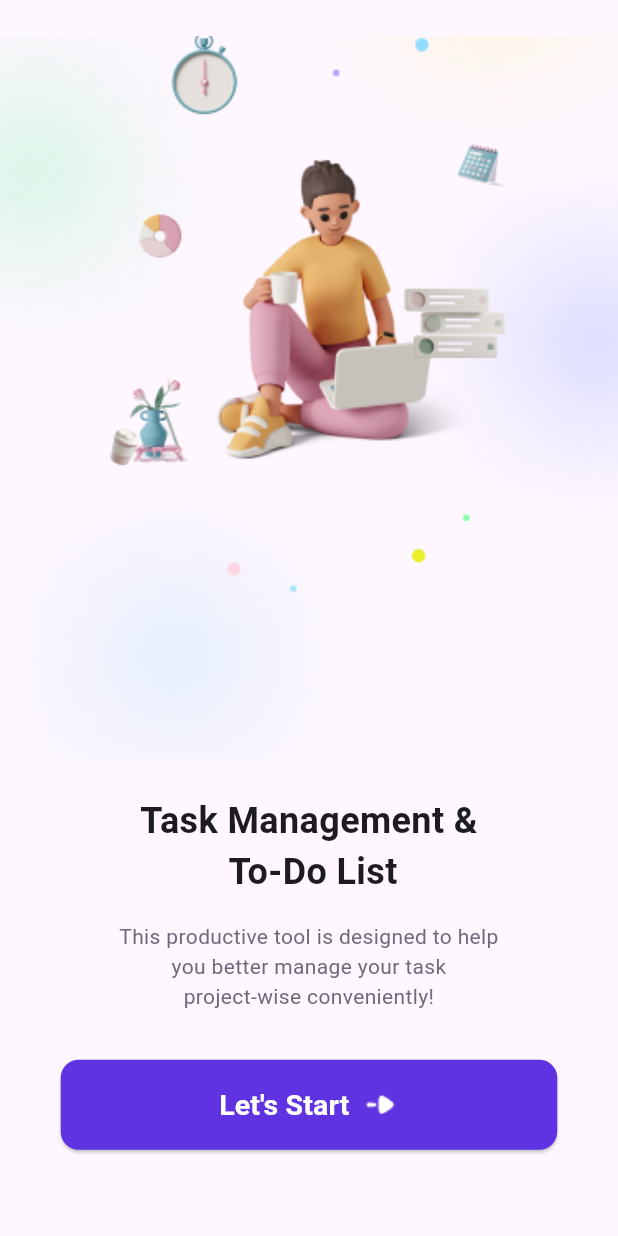
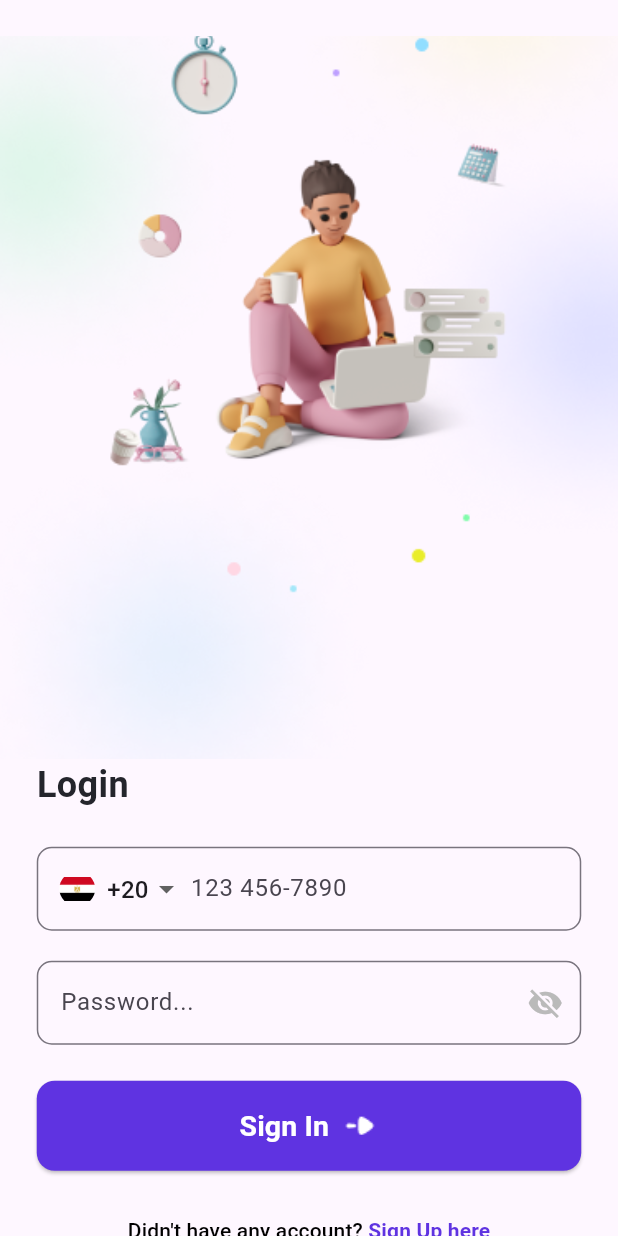
Before and after one commit to omarshaf3y/Tasky-app, a Flutter app: the screen it shows after launch, after a tap on "Let's Start", on a phone screen of 412 x 824 dp. Run offline on Flutter 3.47's test engine with Material 3 defaults, Android fonts, the phone set to English and light mode, and no system bars; our stand-ins replace go_router.

Commit message:
finish login screen

```diff
--- a/lib/core/utils/app_router.dart
+++ b/lib/core/utils/app_router.dart
@@ -1,9 +1,11 @@
 import 'package:go_router/go_router.dart';
+import 'package:tasky/features/login/presentation/views/login_view.dart';
 import 'package:tasky/features/onboarding/presentation/views/onboarding_view.dart';
 import 'package:tasky/features/splash/presentation/views/splash_view.dart';
 
 abstract class AppRouter {
-  static const kHomeView = '/homeView';
+  static const kOnBoarding = '/onBoarding';
+  static const kLoginView = '/loginView';
   static final router = GoRouter(
     routes: [
       GoRoute(
@@ -11,8 +13,12 @@ abstract class AppRouter {
         builder: (context, state) => const SplashView(),
       ),
       GoRoute(
-        path: kHomeView,
+        path: kOnBoarding,
         builder: (context, state) => const OnBoardingView(),
+      ),
+      GoRoute(
+        path: kLoginView,
+        builder: (context, state) => const LoginView(),
       ),
     ],
   );
--- /dev/null
+++ b/lib/features/login/presentation/views/login_view.dart
@@ -0,0 +1,14 @@
+import 'package:flutter/material.dart';
+import 'package:tasky/features/login/presentation/views/widgets/login_view_body.dart';
+
+class LoginView extends StatelessWidget {
+  const LoginView({super.key});
+
+  @override
+  Widget build(BuildContext context) {
+    return const Scaffold(
+      resizeToAvoidBottomInset: true,
+      body: SingleChildScrollView(child: LoginViewBody()),
+    );
+  }
+}
--- /dev/null
+++ b/lib/features/login/presentation/views/widgets/country_drop_down.dart
@@ -0,0 +1,46 @@
+import 'package:flutter/material.dart';
+
+class CountryDropdown extends StatelessWidget {
+  final String selectedCountryCode;
+  final ValueChanged<String> onChanged;
+
+  const CountryDropdown({
+    super.key,
+    required this.selectedCountryCode,
+    required this.onChanged,
+  });
+
+  @override
+  Widget build(BuildContext context) {
+    return DropdownButton<String>(
+      value: selectedCountryCode,
+      onChanged: (String? newValue) {
+        onChanged(newValue!);
+      },
+      items: <String>['+20', '+1', '+44', '+91']
+          .map<DropdownMenuItem<String>>((String value) {
+        return DropdownMenuItem<String>(
+          value: value,
+          child: Padding(
+            padding: const EdgeInsets.only(left: 15, top: 13, bottom: 13),
+            child: Row(
+              children: [
+                ClipRRect(
+                  borderRadius: BorderRadius.circular(16),
+                  child: Image.asset(
+                    'assets/img/FlagofEgypt.png',
+                    width: 24,
+                    height: 24,
+                  ),
+                ),
+                const SizedBox(width: 8),
+                Text(value),
+              ],
+            ),
+          ),
+        );
+      }).toList(),
+      underline: const SizedBox(),
+    );
+  }
+}
--- /dev/null
+++ b/lib/features/login/presentation/views/widgets/login_form.dart
@@ -0,0 +1,62 @@
+import 'package:flutter/material.dart';
+import 'package:go_router/go_router.dart';
+import 'package:tasky/core/utils/app_router.dart';
+import 'package:tasky/features/login/presentation/views/widgets/pass_field.dart';
+import 'package:tasky/features/login/presentation/views/widgets/phone_number_field.dart';
+import 'package:tasky/features/login/presentation/views/widgets/signup_text.dart';
+import 'package:tasky/features/onboarding/presentation/views/widgets/custom_button.dart';
+
+class LoginForm extends StatefulWidget {
+  const LoginForm({super.key});
+
+  @override
+  State<LoginForm> createState() => _LoginFormState();
+}
+
+class _LoginFormState extends State<LoginForm> {
+  String _selectedCountryCode = '+20';
+  bool _isPasswordVisible = false;
+
+  @override
+  Widget build(BuildContext context) {
+    return Padding(
+      padding: const EdgeInsets.all(24.5),
+      child: Center(
+        child: Column(
+          mainAxisAlignment: MainAxisAlignment.center,
+          children: [
+            PhoneNumberField(
+              selectedCountryCode: _selectedCountryCode,
+              onCountryCodeChanged: (newValue) {
+                setState(() {
+                  _selectedCountryCode = newValue;
+                });
+              },
+            ),
+            const SizedBox(height: 20),
+            PasswordField(
+              isPasswordVisible: _isPasswordVisible,
+              onToggleVisibility: () {
+                setState(() {
+                  _isPasswordVisible = !_isPasswordVisible;
+                });
+              },
+            ),
+            const SizedBox(height: 24),
+            SizedBox(
+              width: 400,
+              child: CustomButton(
+                textButton: 'Sign In',
+                onPressed: () {
+                  GoRouter.of(context).push(AppRouter.kLoginView);
+                },
+              ),
+            ),
+            const SizedBox(height: 16),
+            const SignUpText(),
+          ],
+        ),
+      ),
+    );
+  }
+}
--- /dev/null
+++ b/lib/features/login/presentation/views/widgets/login_view_body.dart
@@ -0,0 +1,36 @@
+import 'package:flutter/material.dart';
+import 'package:tasky/features/login/presentation/views/widgets/login_form.dart';
+
+class LoginViewBody extends StatelessWidget {
+  const LoginViewBody({super.key});
+
+  @override
+  Widget build(BuildContext context) {
+    return Column(
+      crossAxisAlignment: CrossAxisAlignment.start,
+      children: [
+        const SizedBox(height: 24),
+        Image.asset(
+          'assets/img/Frame 4.png',
+          width: double.infinity,
+          height: 482,
+          fit: BoxFit.fitWidth,
+        ),
+        const Padding(
+          padding: EdgeInsets.symmetric(horizontal: 24.5),
+          child: SizedBox(
+            child: Text(
+              'Login',
+              style: TextStyle(
+                fontWeight: FontWeight.w700,
+                fontSize: 24,
+                color: Color(0xff24252C),
+              ),
+            ),
+          ),
+        ),
+        const LoginForm(),
+      ],
+    );
+  }
+}
--- /dev/null
+++ b/lib/features/login/presentation/views/widgets/pass_field.dart
@@ -0,0 +1,32 @@
+import 'package:flutter/material.dart';
+
+class PasswordField extends StatelessWidget {
+  final bool isPasswordVisible;
+  final VoidCallback onToggleVisibility;
+
+  const PasswordField({
+    super.key,
+    required this.isPasswordVisible,
+    required this.onToggleVisibility,
+  });
+
+  @override
+  Widget build(BuildContext context) {
+    return TextFormField(
+      obscureText: !isPasswordVisible,
+      decoration: InputDecoration(
+        hintText: 'Password...',
+        suffixIcon: IconButton(
+          icon: Icon(
+            isPasswordVisible ? Icons.visibility : Icons.visibility_off,
+            color: const Color(0xffBABABA),
+          ),
+          onPressed: onToggleVisibility,
+        ),
+        border: OutlineInputBorder(
+          borderRadius: BorderRadius.circular(10),
+        ),
+      ),
+    );
+  }
+}
--- /dev/null
+++ b/lib/features/login/presentation/views/widgets/phone_number_field.dart
@@ -0,0 +1,30 @@
+import 'package:flutter/material.dart';
+import 'package:tasky/features/login/presentation/views/widgets/country_drop_down.dart';
+
+class PhoneNumberField extends StatelessWidget {
+  final String selectedCountryCode;
+  final ValueChanged<String> onCountryCodeChanged;
+
+  const PhoneNumberField({
+    super.key,
+    required this.selectedCountryCode,
+    required this.onCountryCodeChanged,
+  });
+
+  @override
+  Widget build(BuildContext context) {
+    return TextFormField(
+      keyboardType: TextInputType.phone,
+      decoration: InputDecoration(
+        prefixIcon: CountryDropdown(
+          selectedCountryCode: selectedCountryCode,
+          onChanged: onCountryCodeChanged,
+        ),
+        hintText: '123 456-7890',
+        border: OutlineInputBorder(
+          borderRadius: BorderRadius.circular(10),
+        ),
+      ),
+    );
+  }
+}
--- /dev/null
+++ b/lib/features/login/presentation/views/widgets/signup_text.dart
@@ -0,0 +1,33 @@
+import 'package:flutter/material.dart';
+import 'package:go_router/go_router.dart';
+import 'package:tasky/core/utils/app_router.dart';
+
+class SignUpText extends StatelessWidget {
+  const SignUpText({super.key});
+
+  @override
+  Widget build(BuildContext context) {
+    return TextButton(
+      onPressed: () {
+        // GoRouter.of(context).pop(AppRouter.kOnBoarding);
+      },
+      child: const Text.rich(
+        TextSpan(
+          text: "Didn't have any account? ",
+          style: TextStyle(color: Colors.black),
+          children: [
+            TextSpan(
+              text: "Sign Up here",
+              style: TextStyle(
+                color: Color(0xff5F33E1),
+                fontWeight: FontWeight.w700,
+                decoration: TextDecoration.underline,
+                fontSize: 14,
+              ),
+            ),
+          ],
+        ),
+      ),
+    );
+  }
+}
--- /dev/null
+++ b/lib/features/onboarding/presentation/views/widgets/custom_button.dart
@@ -0,0 +1,41 @@
+import 'package:flutter/material.dart';
+
+class CustomButton extends StatelessWidget {
+  final String textButton;
+  final VoidCallback onPressed;
+  const CustomButton({
+    super.key,
+    required this.textButton,
+    required this.onPressed,
+  });
+
+  @override
+  Widget build(BuildContext context) {
+    return ElevatedButton(
+      onPressed: onPressed,
+      style: ElevatedButton.styleFrom(
+        backgroundColor: const Color(0xff5F33E1),
+        fixedSize: const Size(331, 60),
+        padding: const EdgeInsets.symmetric(horizontal: 40, vertical: 16),
+        shape: RoundedRectangleBorder(
+          borderRadius: BorderRadius.circular(12),
+        ),
+      ),
+      child: Row(
+        mainAxisAlignment: MainAxisAlignment.center,
+        children: [
+          Text(
+            textButton,
+            style: const TextStyle(
+              color: Colors.white,
+              fontSize: 19,
+              fontWeight: FontWeight.w700,
+            ),
+          ),
+          const SizedBox(width: 8),
+          Image.asset('assets/img/Arrow - Left.png'),
+        ],
+      ),
+    );
+  }
+}
--- a/lib/features/onboarding/presentation/views/widgets/onboarding_view_body.dart
+++ b/lib/features/onboarding/presentation/views/widgets/onboarding_view_body.dart
@@ -1,4 +1,8 @@
 import 'package:flutter/material.dart';
+import 'package:go_router/go_router.dart';
+import 'package:tasky/core/utils/app_router.dart';
+
+import 'custom_button.dart';
 
 class OnBoardingViewBody extends StatelessWidget {
   const OnBoardingViewBody({super.key});
@@ -34,33 +38,11 @@ class OnBoardingViewBody extends StatelessWidget {
                 fontWeight: FontWeight.w400),
           ),
           const SizedBox(height: 32.5),
-          ElevatedButton(
+          CustomButton(
+            textButton: "Let's Start",
             onPressed: () {
-              // Add your onPressed action here
+              GoRouter.of(context).push(AppRouter.kLoginView);
             },
-            style: ElevatedButton.styleFrom(
-              backgroundColor: const Color(0xff5F33E1),
-              fixedSize: const Size(331, 60),
-              padding: const EdgeInsets.symmetric(horizontal: 40, vertical: 16),
-              shape: RoundedRectangleBorder(
-                borderRadius: BorderRadius.circular(12),
-              ),
-            ),
-            child: Row(
-              mainAxisAlignment: MainAxisAlignment.center,
-              children: [
-                const Text(
-                  "Let's Start",
-                  style: TextStyle(
-                    color: Colors.white,
-                    fontSize: 19,
-                    fontWeight: FontWeight.w700,
-                  ),
-                ),
-                const SizedBox(width: 8),
-                Image.asset('assets/img/Arrow - Left.png'),
-              ],
-            ),
           ),
         ],
       ),
--- a/lib/features/splash/presentation/views/widgets/splash_view_body.dart
+++ b/lib/features/splash/presentation/views/widgets/splash_view_body.dart
@@ -59,9 +59,12 @@ class _SplashViewBodyState extends State<SplashViewBody>
   }
 
   void navigateToOnBoarding() {
-    Future.delayed(const Duration(seconds: 3), () {
-      GoRouter.of(context).push(AppRouter.kHomeView);
-    });
+    Future.delayed(
+      const Duration(seconds: 3),
+      () {
+        GoRouter.of(context).push(AppRouter.kOnBoarding);
+      },
+    );
   }
 
   @override
```
Also changed, not shown: assets/img/FlagofEgypt.png (added).
